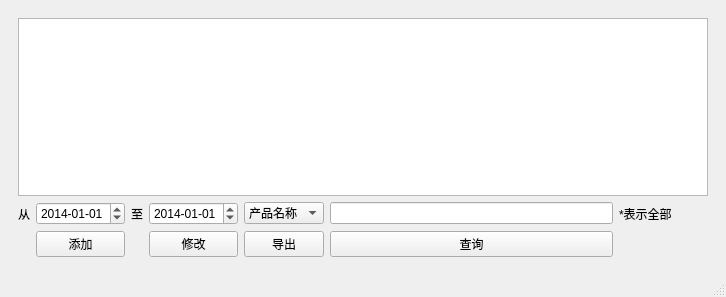
wegatron/dt_manage, file src/querymainwindow.ui: the form before one commit.
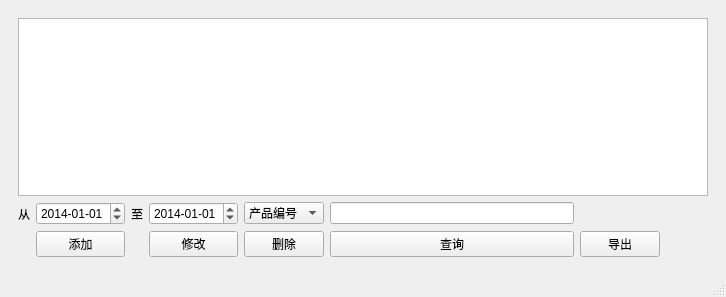
The form after the commit.

```diff
--- a/src/querymainwindow.ui
+++ b/src/querymainwindow.ui
@@ -24,9 +24,6 @@
        </sizepolicy>
       </property>
       <layout class="QGridLayout" name="gridLayout_2">
-       <item row="1" column="5">
-        <widget class="QLineEdit" name="lineEdit"/>
-       </item>
        <item row="1" column="1">
         <widget class="QDateEdit" name="dateEdit">
          <property name="dateTime">
@@ -87,7 +84,14 @@
          </property>
         </widget>
        </item>
-       <item row="0" column="0" colspan="13">
+       <item row="3" column="4">
+        <widget class="QPushButton" name="pushButton">
+         <property name="text">
+          <string>删除</string>
+         </property>
+        </widget>
+       </item>
+       <item row="0" column="0" colspan="15">
         <widget class="QTableView" name="table_inout">
          <property name="sizePolicy">
           <sizepolicy hsizetype="Expanding" vsizetype="Expanding">
@@ -121,64 +125,42 @@
          </attribute>
         </widget>
        </item>
-       <item row="2" column="4">
-        <widget class="QPushButton" name="pushButton_4">
-         <property name="text">
-          <string>导出</string>
-         </property>
-        </widget>
-       </item>
-       <item row="2" column="5">
-        <widget class="QPushButton" name="pushButton_2">
-         <property name="sizePolicy">
-          <sizepolicy hsizetype="Minimum" vsizetype="Fixed">
-           <horstretch>0</horstretch>
-           <verstretch>0</verstretch>
-          </sizepolicy>
-         </property>
-         <property name="text">
-          <string>查询</string>
-         </property>
-        </widget>
-       </item>
-       <item row="2" column="3">
+       <item row="3" column="3">
         <widget class="QPushButton" name="pushButton_3">
          <property name="text">
           <string>修改</string>
          </property>
         </widget>
        </item>
-       <item row="2" column="1">
+       <item row="3" column="1">
         <widget class="QPushButton" name="inout_add">
          <property name="text">
           <string>添加</string>
          </property>
         </widget>
        </item>
-       <item row="1" column="6">
-        <widget class="QLabel" name="label_3">
-         <property name="text">
-          <string>*表示全部</string>
-         </property>
-        </widget>
-       </item>
        <item row="1" column="4">
         <widget class="QComboBox" name="comboBox">
-         <item>
-          <property name="text">
-           <string>产品名称</string>
-          </property>
-         </item>
          <item>
           <property name="text">
            <string>产品编号</string>
           </property>
          </item>
+         <item>
+          <property name="text">
+           <string>产品名称</string>
+          </property>
+         </item>
          <item>
           <property name="text">
            <string>单号</string>
           </property>
          </item>
+         <item>
+          <property name="text">
+           <string>显示全部</string>
+          </property>
+         </item>
          <item>
           <property name="text">
            <string/>
@@ -186,6 +168,29 @@
          </item>
         </widget>
        </item>
+       <item row="3" column="6">
+        <widget class="QPushButton" name="pushButton_4">
+         <property name="text">
+          <string>导出</string>
+         </property>
+        </widget>
+       </item>
+       <item row="3" column="5">
+        <widget class="QPushButton" name="pushButton_2">
+         <property name="sizePolicy">
+          <sizepolicy hsizetype="Minimum" vsizetype="Fixed">
+           <horstretch>0</horstretch>
+           <verstretch>0</verstretch>
+          </sizepolicy>
+         </property>
+         <property name="text">
+          <string>查询</string>
+         </property>
+        </widget>
+       </item>
+       <item row="1" column="5">
+        <widget class="QLineEdit" name="lineEdit"/>
+       </item>
       </layout>
      </widget>
     </item>
```
